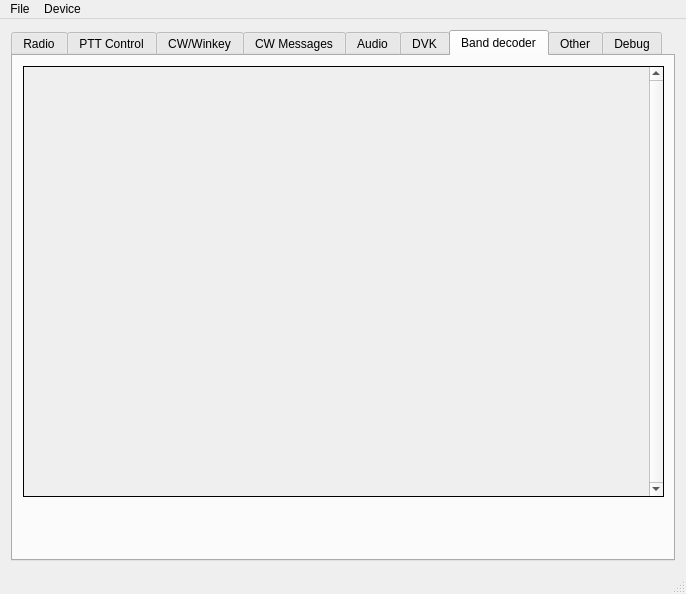
This is SmartRadioInterface_v1_2/mainwindow.ui in sm2wmv/openSRI-v1.2 as Qt 5 draws it before an edit. The edited form follows.
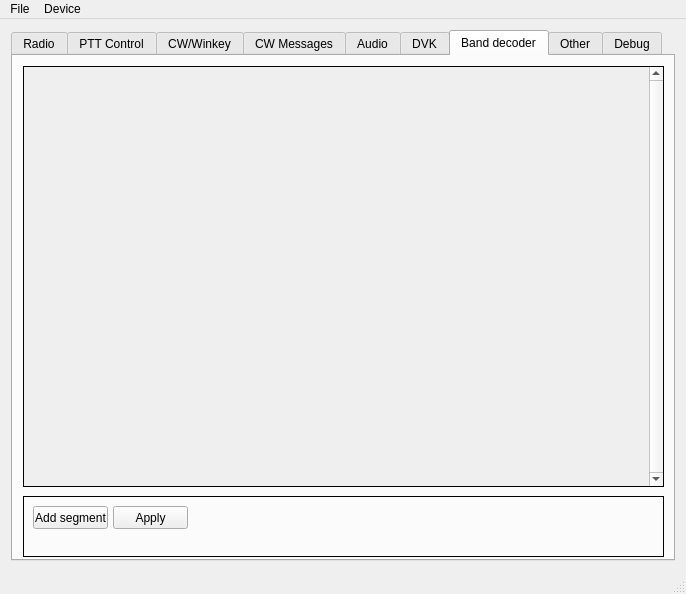
This is the edited form.

Commit message: - Did work on the band decoder support

```diff
--- a/SmartRadioInterface_v1_2/mainwindow.ui
+++ b/SmartRadioInterface_v1_2/mainwindow.ui
@@ -2918,7 +2918,7 @@
           <x>10</x>
           <y>10</y>
           <width>641</width>
-          <height>431</height>
+          <height>421</height>
          </rect>
         </property>
         <property name="frameShape">
@@ -2939,12 +2939,54 @@
            <x>0</x>
            <y>0</y>
            <width>622</width>
-           <height>429</height>
+           <height>419</height>
           </rect>
          </property>
          <layout class="QVBoxLayout" name="verticalLayout_15"/>
         </widget>
        </widget>
+       <widget class="QFrame" name="frameBandDecoder">
+        <property name="geometry">
+         <rect>
+          <x>10</x>
+          <y>440</y>
+          <width>641</width>
+          <height>61</height>
+         </rect>
+        </property>
+        <property name="frameShape">
+         <enum>QFrame::Panel</enum>
+        </property>
+        <property name="frameShadow">
+         <enum>QFrame::Plain</enum>
+        </property>
+        <widget class="QPushButton" name="pushButtonBandDecoderAddSegment">
+         <property name="geometry">
+          <rect>
+           <x>10</x>
+           <y>10</y>
+           <width>75</width>
+           <height>23</height>
+          </rect>
+         </property>
+         <property name="text">
+          <string>Add segment</string>
+         </property>
+        </widget>
+        <widget class="QPushButton" name="pushButtonBandDecoderApply">
+         <property name="geometry">
+          <rect>
+           <x>90</x>
+           <y>10</y>
+           <width>75</width>
+           <height>23</height>
+          </rect>
+         </property>
+         <property name="text">
+          <string>Apply</string>
+         </property>
+        </widget>
+       </widget>
       </widget>
       <widget class="QWidget" name="tabOther">
        <attribute name="title">
```
Left out of the diff: 2 changed lines with no effect on the pictures. The commit also changes 6 other files.
